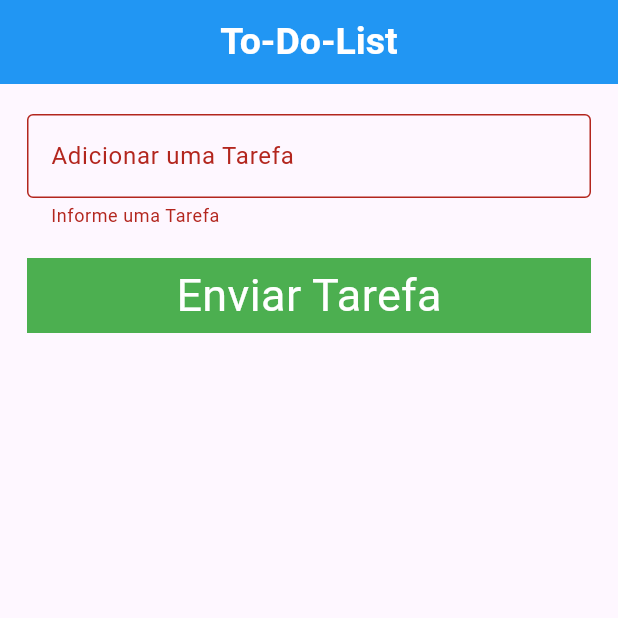
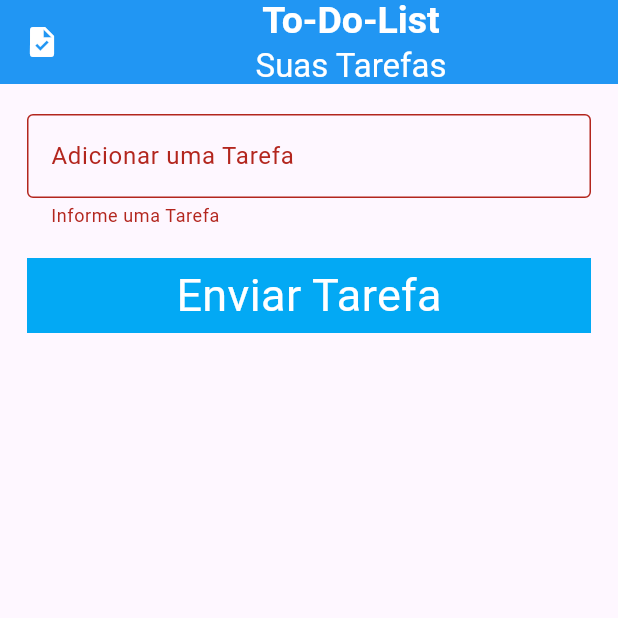
Before and after one commit to grupopi25/to_do_list, a Flutter app: the screen it shows after launch, after a tap on "Enviar Tarefa", on a phone screen of 412 x 824 dp, the top half of it. Run offline on Flutter 3.47's test engine with Material 3 defaults, Android fonts, the phone set to English and light mode, and no system bars.

Commit message:
quase finalizando o projeto

```diff
--- a/lib/app_widget.dart
+++ b/lib/app_widget.dart
@@ -6,8 +6,6 @@ class AppWidget extends StatelessWidget {
 
   @override
   Widget build(BuildContext context) {
-    return MaterialApp(
-     debugShowCheckedModeBanner: false,
-     home: HomePage());
+    return MaterialApp(debugShowCheckedModeBanner: false, home: HomePage());
   }
 }
--- a/lib/home_page.dart
+++ b/lib/home_page.dart
@@ -11,13 +11,25 @@ class _HomePageState extends State<HomePage> {
   final TextEditingController _controller = TextEditingController();
   final List<String> _listaTarefa = [];
   final _formKey = GlobalKey<FormState>();
+  bool isChecked = false;
+
+  @override
+  void dispose() {
+    _controller.dispose();
+    super.dispose();
+  }
+
   @override
   Widget build(BuildContext context) {
     return Scaffold(
       appBar: AppBar(
         backgroundColor: Colors.blue,
-        title: Align(
-          child: Text(
+        iconTheme: IconThemeData(color: Colors.white),
+        centerTitle: true,
+        title: Center(
+          child: Column(
+            children: [
+              Text(
                 'To-Do-List',
                 style: TextStyle(
                   color: Colors.white,
@@ -25,7 +37,12 @@ class _HomePageState extends State<HomePage> {
                   fontSize: 25,
                 ),
               ),
+              Text('Suas Tarefas', style: TextStyle(color: Colors.white)),
+            ],
           ),
+        ),
+
+        leading: Icon(Icons.task),
       ),
       body: Column(
         children: [
@@ -54,14 +71,16 @@ class _HomePageState extends State<HomePage> {
             child: InkWell(
               onTap: () {
                 if (_formKey.currentState!.validate()) {
+                  setState(() {
                     _listaTarefa.add(_controller.text);
                     _controller.clear();
+                  });
                 }
               },
               child: Container(
                 width: double.infinity,
                 height: 50,
-                decoration: BoxDecoration(color: Colors.green),
+                decoration: BoxDecoration(color: Colors.lightBlue),
                 child: Center(
                   child: Text(
                     'Enviar Tarefa',
@@ -75,7 +94,29 @@ class _HomePageState extends State<HomePage> {
             child: ListView.builder(
               itemCount: _listaTarefa.length,
               itemBuilder: (context, index) {
-                return ListTile(title: Text(_listaTarefa[index]));
+                return ListTile(
+                  title: Text(
+                    _listaTarefa[index],
+                    style: TextStyle(fontWeight: FontWeight.bold),
+                  ),
+                  subtitle: Text('Clique Na Lixeira para Apagar ->'),
+                  trailing: IconButton(
+                    onPressed: () {
+                      setState(() {
+                        _listaTarefa.removeAt(index);
+                      });
+                    },
+                    icon: Icon(Icons.delete, color: Colors.lightBlue),
+                  ),
+                  leading: Checkbox(
+                    value: isChecked,
+                    onChanged: (bool? value) {
+                      setState(() {
+                        isChecked = value!;
+                      });
+                    },
+                  ),
+                );
               },
             ),
           ),
```
Lines whose indentation alone changed are shown as unchanged.
